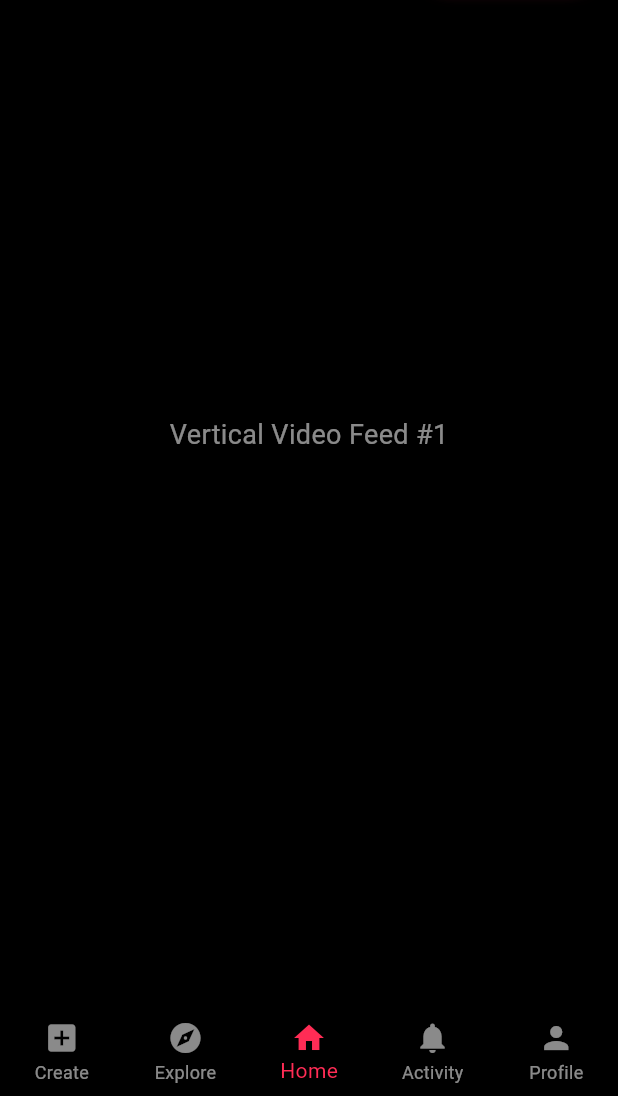
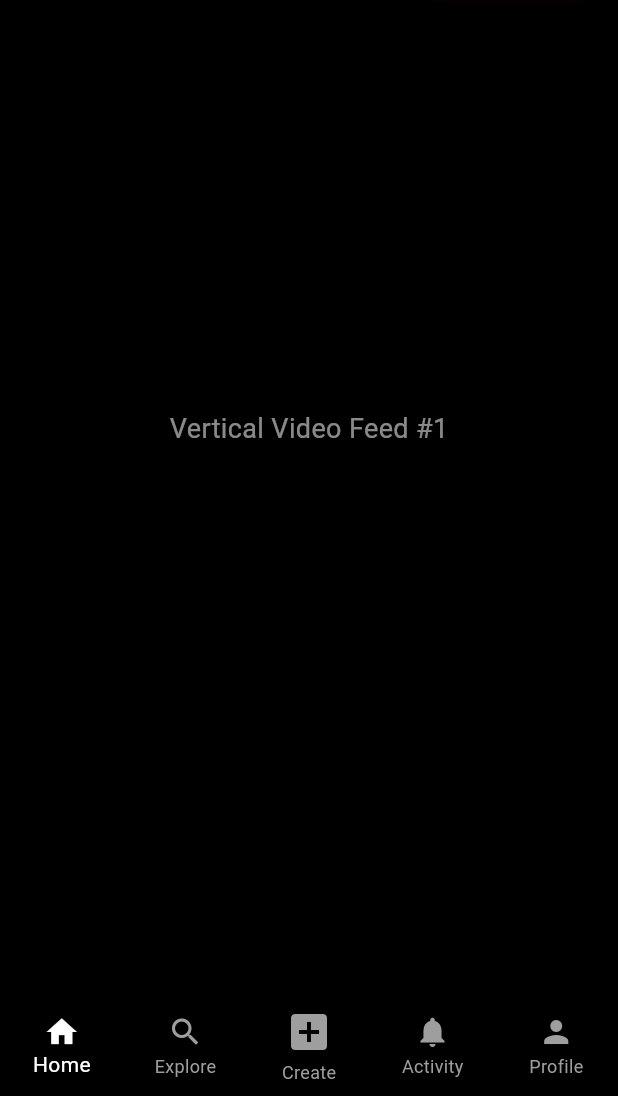
Before and after one commit to thetlin-dev/Blink-App, a Flutter app: the screen it shows after launch, on a phone screen of 412 x 824 dp, the part 140-1236 px from its top. Run offline on Flutter 3.47's test engine with Material 3 defaults, Android fonts, the phone set to English and light mode, and no system bars.

Commit message:
Refactor navigation logic and update screens

```diff
--- a/lib/navigation_wrapper.dart
+++ b/lib/navigation_wrapper.dart
@@ -1,9 +1,9 @@
 import 'package:flutter/material.dart';
+import 'main_feed_screen.dart';
+import 'search_explore_screen.dart';
 import 'create_post_screen.dart';
-import 'explore_screen.dart';
-import 'main_feed_screen.dart';
-import 'activity_screen.dart';
-import 'profile_screen.dart';
+import 'notifications_screen.dart';
+import 'settings_screen.dart';
 
 class NavigationWrapper extends StatefulWidget {
   const NavigationWrapper({super.key});
@@ -13,43 +13,57 @@ class NavigationWrapper extends StatefulWidget {
 }
 
 class _NavigationWrapperState extends State<NavigationWrapper> {
-  // App စဝင်တာနဲ့ Home screen ပြရန် index ကို 2 သတ်မှတ်ထားသည်
-  int _currentIndex = 2;
+  int _selectedIndex = 0;
 
-  final List<Widget> _screens = const [
-    CreatePostScreen(),
-    ExploreScreen(),
-    MainFeedScreen(),
-    ActivityScreen(),
-    ProfileScreen(),
+  final List<Widget> _screens = [
+    const MainFeedScreen(),
+    const SearchExploreScreen(),
+    const CreatePostScreen(),
+    const NotificationsScreen(),
+    const SettingsScreen(),
   ];
+
+  void _onItemTapped(int index) {
+    setState(() {
+      _selectedIndex = index;
+    });
+  }
 
   @override
   Widget build(BuildContext context) {
     return Scaffold(
       body: IndexedStack(
-        index: _currentIndex,
+        index: _selectedIndex,
         children: _screens,
       ),
       bottomNavigationBar: BottomNavigationBar(
-        currentIndex: _currentIndex,
-        onTap: (index) {
-          setState(() {
-            _currentIndex = index;
-          });
-        },
+        currentIndex: _selectedIndex,
+        onTap: _onItemTapped,
         type: BottomNavigationBarType.fixed,
         backgroundColor: Colors.black,
-        selectedItemColor: const Color(0xFFFF2C55),
-        unselectedItemColor: Colors.white54,
-        showSelectedLabels: true,
-        showUnselectedLabels: true,
+        selectedItemColor: Colors.white,
+        unselectedItemColor: Colors.grey,
         items: const [
-          BottomNavigationBarItem(icon: Icon(Icons.add_box), label: 'Create'),
-          BottomNavigationBarItem(icon: Icon(Icons.explore), label: 'Explore'),
-          BottomNavigationBarItem(icon: Icon(Icons.home), label: 'Home'),
-          BottomNavigationBarItem(icon: Icon(Icons.notifications), label: 'Activity'),
-          BottomNavigationBarItem(icon: Icon(Icons.person), label: 'Profile'),
+          BottomNavigationBarItem(
+            icon: Icon(Icons.home),
+            label: 'Home',
+          ),
+          BottomNavigationBarItem(
+            icon: Icon(Icons.search),
+            label: 'Explore',
+          ),
+          BottomNavigationBarItem(
+            icon: Icon(Icons.add_box, size: 32),
+            label: 'Create',
+          ),
+          BottomNavigationBarItem(
+            icon: Icon(Icons.notifications),
+            label: 'Activity',
+          ),
+          BottomNavigationBarItem(
+            icon: Icon(Icons.person),
+            label: 'Profile',
+          ),
         ],
       ),
     );
```
